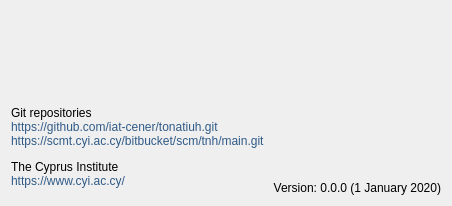
First picture: the form in source/application/widgets/AboutDialog.ui, repository CST-Modelling-Tools/TonatiuhPP, before the edit.
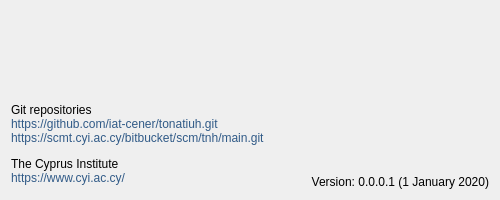
Second picture: the form after the edit.

Patch:
```diff
--- a/source/application/widgets/AboutDialog.ui
+++ b/source/application/widgets/AboutDialog.ui
@@ -6,8 +6,8 @@
    <rect>
     <x>0</x>
     <y>0</y>
-    <width>424</width>
-    <height>206</height>
+    <width>500</width>
+    <height>200</height>
    </rect>
   </property>
   <property name="windowTitle">
@@ -67,7 +67,7 @@
      <item>
       <widget class="QLabel" name="label_version">
        <property name="text">
-        <string>Version: 0.0.0 (1 January 2020)</string>
+        <string>Version: 0.0.0.1 (1 January 2020)</string>
        </property>
        <property name="alignment">
         <set>Qt::AlignBottom|Qt::AlignRight|Qt::AlignTrailing</set>
```
